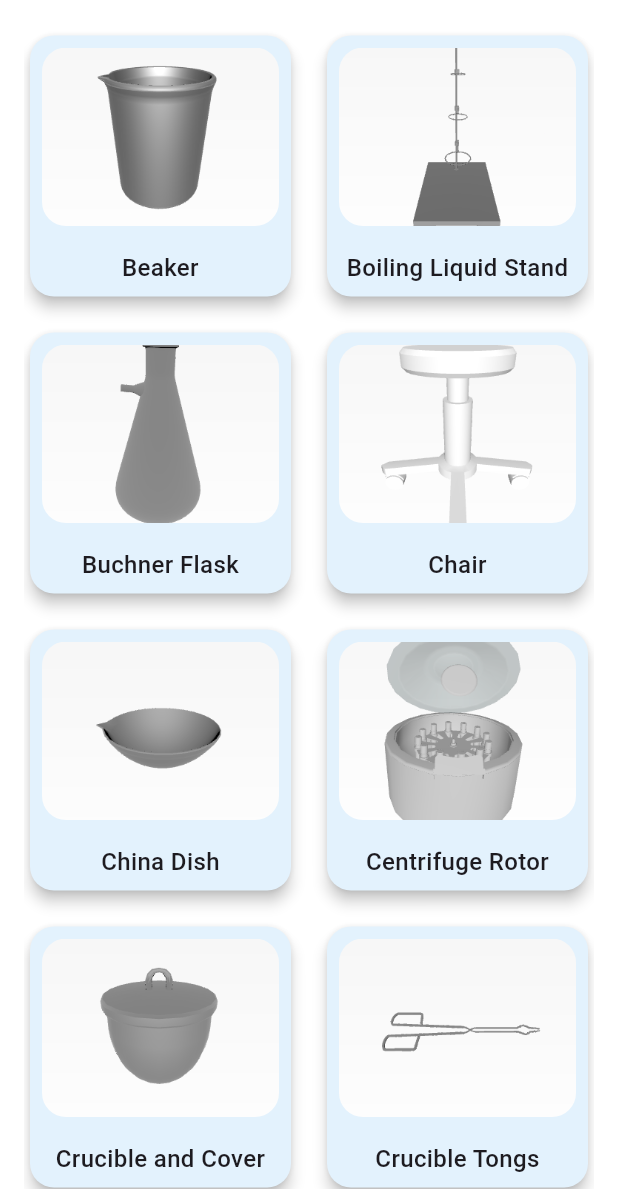
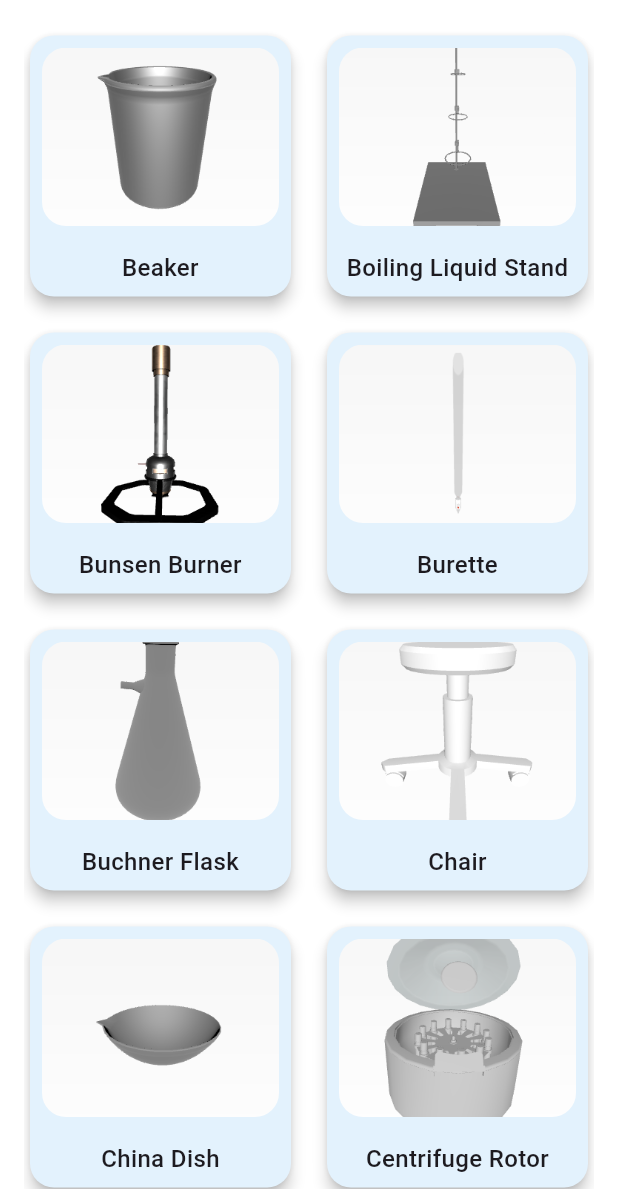
Before and after one commit to miladodevska/archemlab, a Flutter app: the HomeScreen screen opened by its route, on a phone screen of 412 x 824 dp, the part 47-1236 px from its top. Run offline on Flutter 3.47's test engine with Material 3 defaults, Android fonts, the light colour scheme and no system bars; our stand-ins replace go_router; missing offline and left inert: model_viewer_plus.

Commit message:
Added more photos

```diff
--- a/lib/utils/assets.dart
+++ b/lib/utils/assets.dart
@@ -1,8 +1,8 @@
 const String beakerImage = "assets/3dmodels/beaker.glb";
 const String boilingLiquidStandImage = "assets/3dmodels/Boiling_Liquid_Stand.glb";
 const String buchnerFlaskImage = "assets/3dmodels/buchner_flask.glb";
-////const String bunsenBurnerImage = "assets/3dmodels/bunsen_burner.glb";
-///const String buretteImage = "assets/3dmodels/burette.glb";
+const String bunsenBurnerImage = "assets/3dmodels/bunsen_burner.glb";
+const String buretteImage = "assets/3dmodels/burette.glb";
 const String chairImage = "assets/3dmodels/chair.glb";
 const String chinaDishImage = "assets/3dmodels/china_dish.glb";
 const String centrifugeRotorImage = "assets/3dmodels/centrifuge_rotor.glb";
@@ -25,6 +25,8 @@ const String testTubeRackImage = "assets/3dmodels/Test_tube_rack.glb";
 const String beakerSnapshot = "assets/snapshots/beaker.png";
 const String boilingLiquidStandSnapshot = "assets/snapshots/boiling_liquid_stand.png";
 const String buchnerFlaskSnapshot = "assets/snapshots/buchner_flask.png";
+const String bunsenBurnerSnapshot = "assets/snapshots/bunsen_burner.png";
+const String buretteSnapshot = "assets/snapshots/burette.png";
 const String centrifugeRotorSnapshot = "assets/snapshots/centrifuge_rotor.png";
 const String chairSnapshot = "assets/snapshots/chair.png";
 const String chinaDishSnapshot = "assets/snapshots/china_dish.png";
--- a/lib/utils/utils.dart
+++ b/lib/utils/utils.dart
@@ -17,16 +17,16 @@ class Utils {
       'thumbnail': boilingLiquidStandSnapshot,
       'model': boilingLiquidStandImage,
     },
-    // {
-    //   'title': 'Bunsen Burner',
-    //   'thumbnail': '',
-    //   'model': bunsenBurnerImage,
-    // },
-    // {
-    //   'title': 'Burette',
-    //   'thumbnail': '',
-    //   'model': buretteImage,
-    // },
+    {
+      'title': 'Bunsen Burner',
+      'thumbnail': bunsenBurnerSnapshot,
+      'model': bunsenBurnerImage,
+    },
+    {
+      'title': 'Burette',
+      'thumbnail': buretteSnapshot,
+      'model': buretteImage,
+    },
     {
       'title': 'Buchner Flask',
       'thumbnail': buchnerFlaskSnapshot,
```
Also changed, not shown: assets/snapshots/bunsen_burner.png (added), assets/snapshots/burette.png (added).
